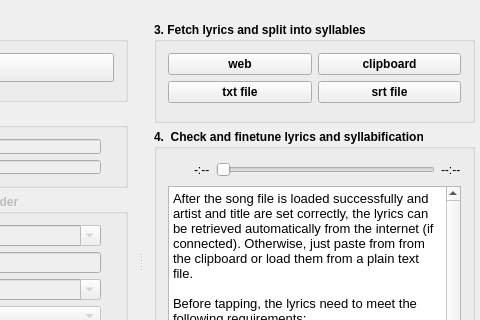
This is src/QUMainWindow.ui in UltraStar-Deluxe/UltraStar-Creator as Qt 5 draws it before an edit; both pictures show x 215 to 695 and y 0 to 320 of the 1024 by 742 pixel window. The edited form follows.
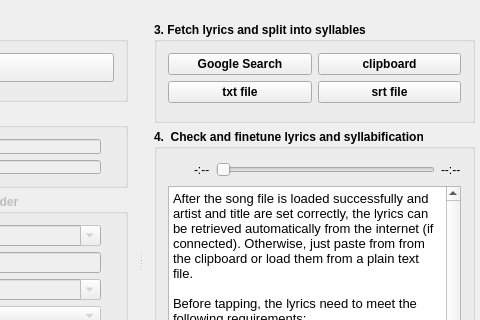
This is the edited form. Icons and pictures are not drawn. Custom widgets are drawn as their Qt base class.

Commit message:
Change lyrics search button to go to Google instead
Musixmatch changed their API, so the existing implementation doesn't work

What changed in the file:
```diff
--- a/src/QUMainWindow.ui
+++ b/src/QUMainWindow.ui
@@ -1488,7 +1488,7 @@
                  <string>fetch lyrics from musixmatch.com</string>
                 </property>
                 <property name="text">
-                 <string>web</string>
+                 <string>Google Search</string>
                 </property>
                 <property name="icon">
                  <iconset resource="resources/UltraStar-Creator.qrc">
```
Left out of the diff: 2 changed lines with no effect on the pictures. The commit also changes 1 other file.
